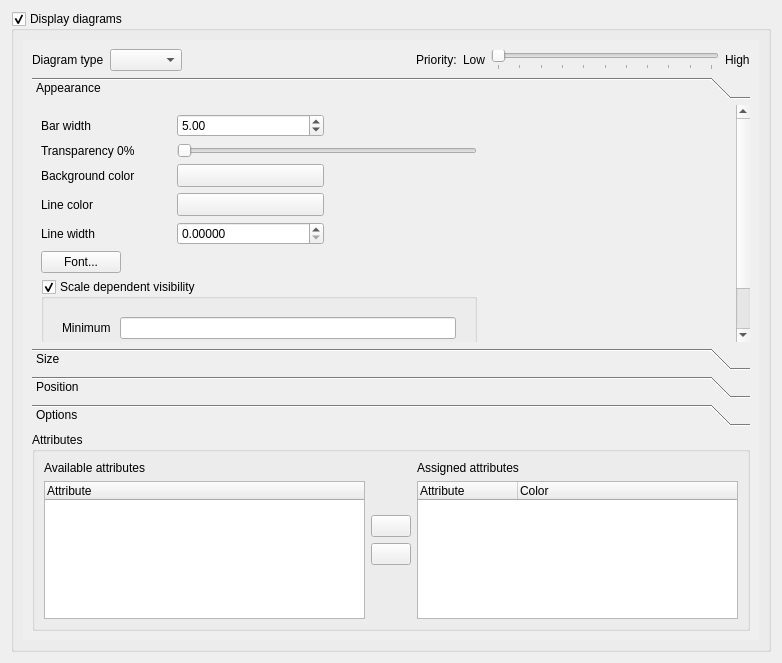
qgis/QGIS, file src/ui/qgsdiagrampropertiesbase.ui: the form before one commit.
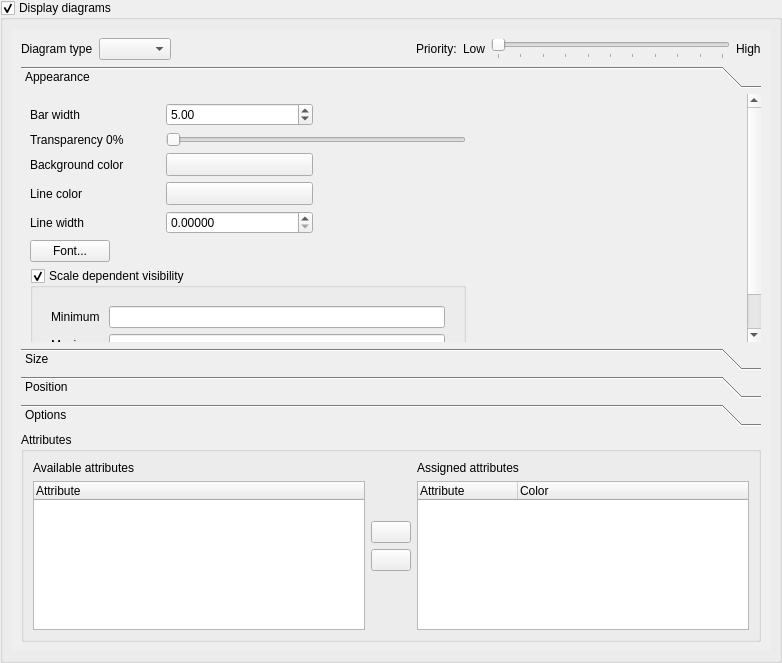
The form after the commit. Icons and pictures are not drawn. Custom widgets are drawn as their Qt base class.

What changed in the file:
```diff
--- a/src/ui/qgsdiagrampropertiesbase.ui
+++ b/src/ui/qgsdiagrampropertiesbase.ui
@@ -11,6 +11,9 @@
    </rect>
   </property>
   <layout class="QVBoxLayout" name="verticalLayout">
+   <property name="margin">
+    <number>0</number>
+   </property>
    <item>
     <widget class="QGroupBox" name="mDisplayDiagramsGroupBox">
      <property name="title">
@@ -36,8 +39,8 @@
           <rect>
            <x>0</x>
            <y>0</y>
-           <width>742</width>
-           <height>610</height>
+           <width>756</width>
+           <height>627</height>
           </rect>
          </property>
          <layout class="QVBoxLayout" name="scrollAreaLayout">
@@ -121,8 +124,8 @@
               <rect>
                <x>0</x>
                <y>0</y>
-               <width>708</width>
-               <height>278</height>
+               <width>723</width>
+               <height>356</height>
               </rect>
              </property>
              <attribute name="label">
```
Left out of the diff: 20 changed lines with no effect on the pictures.
